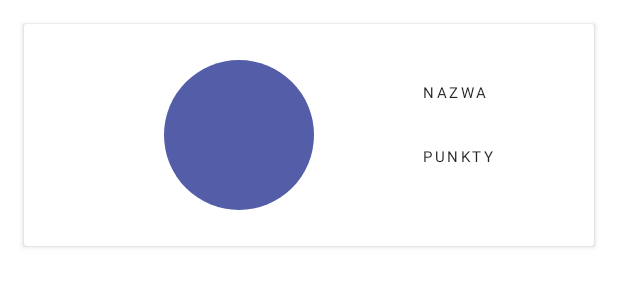
After one commit to yogourt/Gamification_of_Education, an Android app: the layout fragment_profile.xml on its own in the app's theme, with its tools: preview values and no code run, on a phone screen of 412 x 824 dp. The commit adds this screen. Shown: the top 300 px of the screen. Run offline under Robolectric (Android 15) with nearby library versions, the light colour scheme and no system bars.

Commit message:
profile fragment

```diff
--- a/app/src/main/java/com/blogspot/android_czy_java/apps/mgr/main/di/view/ActivityModule.kt
+++ b/app/src/main/java/com/blogspot/android_czy_java/apps/mgr/main/di/view/ActivityModule.kt
@@ -5,6 +5,7 @@ import com.blogspot.android_czy_java.apps.mgr.main.chat.ChatFragment
 import com.blogspot.android_czy_java.apps.mgr.main.course.CourseFragment
 import com.blogspot.android_czy_java.apps.mgr.main.courses.CoursesFragment
 import com.blogspot.android_czy_java.apps.mgr.main.login.LoginActivity
+import com.blogspot.android_czy_java.apps.mgr.main.profile.ProfileFragment
 import dagger.Module
 import dagger.android.ContributesAndroidInjector
 
@@ -24,6 +25,9 @@ abstract class ActivityModule {
     abstract fun bindChatFragment(): ChatFragment
 
     @ContributesAndroidInjector
+    abstract fun bindProfileFragment(): ProfileFragment
+
+    @ContributesAndroidInjector
     abstract fun bindLoginActivity(): LoginActivity
 
 }
--- /dev/null
+++ b/app/src/main/res/layout/fragment_profile.xml
@@ -0,0 +1,72 @@
+<?xml version="1.0" encoding="utf-8"?>
+
+<androidx.cardview.widget.CardView xmlns:android="http://schemas.android.com/apk/res/android"
+        xmlns:app="http://schemas.android.com/apk/res-auto"
+        xmlns:tools="http://schemas.android.com/tools"
+        android:layout_width="match_parent"
+        android:layout_height="wrap_content"
+        android:layout_margin="@dimen/activity_margin">
+
+    <androidx.constraintlayout.widget.ConstraintLayout
+            android:layout_width="match_parent"
+            android:layout_height="match_parent">
+
+        <de.hdodenhof.circleimageview.CircleImageView
+                android:id="@+id/user_photo"
+                android:layout_width="@dimen/user_photo_size"
+                android:layout_height="@dimen/user_photo_size"
+                android:layout_marginTop="24dp"
+                android:layout_marginBottom="24dp"
+                android:src="@color/primaryLightColor"
+                app:layout_constraintBottom_toBottomOf="parent"
+                app:layout_constraintEnd_toStartOf="@+id/name"
+                app:layout_constraintHorizontal_bias="0.5"
+                app:layout_constraintStart_toStartOf="parent"
+                app:layout_constraintTop_toTopOf="parent" />
+
+
+        <TextView
+                android:id="@+id/points"
+                android:layout_width="wrap_content"
+                android:layout_height="19dp"
+                android:textColor="@color/secondaryColor"
+                android:textStyle="bold"
+                app:layout_constraintBottom_toBottomOf="parent"
+                app:layout_constraintEnd_toEndOf="@+id/name"
+                app:layout_constraintStart_toStartOf="@+id/name"
+                app:layout_constraintTop_toBottomOf="@+id/name" />
+
+        <TextView
+                android:id="@+id/name"
+                android:layout_width="wrap_content"
+                android:layout_height="wrap_content"
+                android:textColor="@color/secondaryDarkColor"
+                android:textStyle="bold"
+                app:layout_constraintBottom_toTopOf="@+id/points"
+                app:layout_constraintEnd_toEndOf="parent"
+                app:layout_constraintHorizontal_bias="0.5"
+                app:layout_constraintStart_toEndOf="@+id/user_photo"
+                app:layout_constraintTop_toTopOf="@+id/user_photo" />
+
+        <TextView
+                android:id="@+id/name_label"
+                android:layout_width="wrap_content"
+                android:layout_height="wrap_content"
+                android:text="Nazwa"
+                android:textAppearance="@style/TextAppearance.MaterialComponents.Overline"
+                app:layout_constraintBottom_toTopOf="@+id/name"
+                app:layout_constraintEnd_toEndOf="@+id/name"
+                app:layout_constraintStart_toStartOf="@+id/name" />
+
+        <TextView
+                android:id="@+id/points_label"
+                android:layout_width="wrap_content"
+                android:layout_height="wrap_content"
+                android:text="Punkty"
+                android:textAppearance="@style/TextAppearance.MaterialComponents.Overline"
+                app:layout_constraintBottom_toBottomOf="@+id/user_photo"
+                app:layout_constraintStart_toStartOf="@+id/name_label"
+                app:layout_constraintTop_toBottomOf="@+id/name_label" />
+    </androidx.constraintlayout.widget.ConstraintLayout>
+
+</androidx.cardview.widget.CardView>
--- a/app/src/main/res/values/dimens.xml
+++ b/app/src/main/res/values/dimens.xml
@@ -11,4 +11,5 @@
     <dimen name="user_icon_size">32dp</dimen>
     <dimen name="icon_size">32dp</dimen>
     <dimen name="large_text_size">20sp</dimen>
+    <dimen name="user_photo_size">100dp</dimen>
 </resources>
```
Also changed, not shown: app/build.gradle (+4 -3 lines), app/src/main/java/com/blogspot/android_czy_java/apps/mgr/main/chat/usecase/ObserveFirestoreMessages.kt (+15 -0 lines), app/src/main/java/com/blogspot/android_czy_java/apps/mgr/main/db/dao/UserDao.kt (+7 -0 lines), app/src/main/java/com/blogspot/android_czy_java/apps/mgr/main/profile/ProfileFragment.kt (+34 -1 lines), app/src/main/java/com/blogspot/android_czy_java/apps/mgr/main/profile/ProfilePresenter.kt (added, +12 -0 lines).
